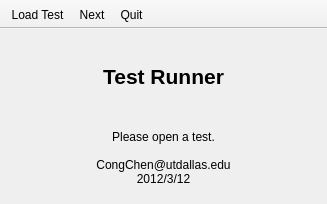
congchenutd/testrunner, file MainWindow.ui: the form before one commit.
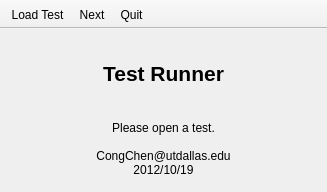
The form after the commit. Icons and pictures are not drawn.

Patch:
```diff
--- a/MainWindow.ui
+++ b/MainWindow.ui
@@ -7,7 +7,7 @@
     <x>0</x>
     <y>0</y>
     <width>327</width>
-    <height>204</height>
+    <height>192</height>
    </rect>
   </property>
   <property name="windowTitle">
@@ -42,7 +42,7 @@
        <string>Please open a test.
 
 CongChen@utdallas.edu
-2012/3/12</string>
+2012/10/19</string>
       </property>
       <property name="alignment">
        <set>Qt::AlignCenter</set>
```
